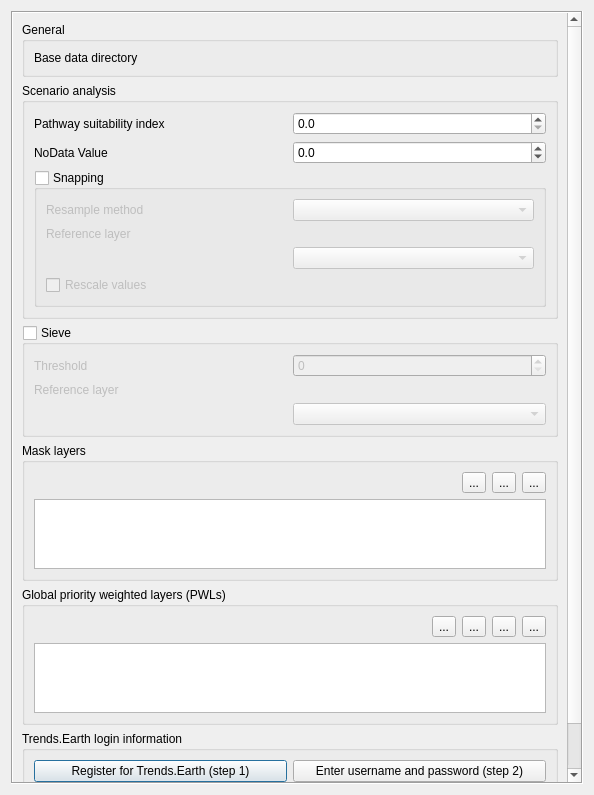
This is src/cplus_plugin/ui/cplus_settings.ui in ConservationInternational/cplus-plugin as Qt 5 draws it before an edit. The edited form follows.
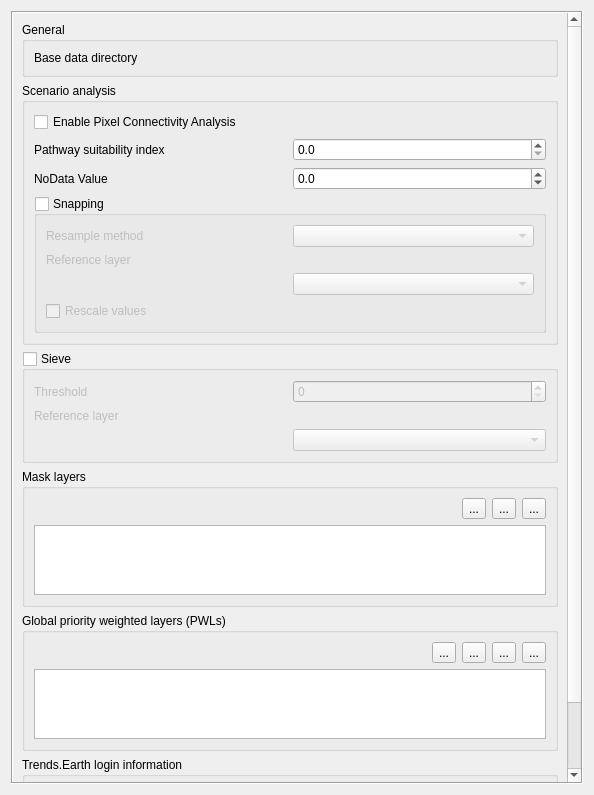
This is the edited form. Custom widgets are drawn as their Qt base class.

Commit message:
Optimize the Pixel Connectivity Algorithm (#788)
* Remove obsolete helper functions for calculating pixel connectivity

* Rewrite pixel connectivity using native qgis functions

* Rewrite pixel connectity unit tests

* Add setting for enabling pixel connectivity analysis

* Refactor the connectivity expression

* Handle sorting the global pwls table by row number, file size and data

```diff
--- a/src/cplus_plugin/ui/cplus_settings.ui
+++ b/src/cplus_plugin/ui/cplus_settings.ui
@@ -82,14 +82,21 @@
           <bool>false</bool>
          </property>
          <layout class="QGridLayout" name="gridLayout">
-          <item row="0" column="0">
+          <item row="0" column="0" colspan="2">
+            <widget class="QCheckBox" name="pixel_connectivity_enabled">
+               <property name="text">
+                <string>Enable Pixel Connectivity Analysis</string>
+               </property>
+            </widget>
+          </item>
+          <item row="1" column="0">
            <widget class="QLabel" name="lbl_suitability_index">
             <property name="text">
              <string>Pathway suitability index</string>
             </property>
            </widget>
           </item>
-          <item row="0" column="1">
+          <item row="1" column="1">
            <widget class="QDoubleSpinBox" name="suitability_index_box">
             <property name="decimals">
              <number>1</number>
@@ -102,14 +109,14 @@
             </property>
            </widget>
           </item>
-          <item row="1" column="0">
+          <item row="2" column="0">
            <widget class="QLabel" name="lbl_nodata_value">
             <property name="text">
              <string>NoData Value</string>
             </property>
            </widget>
           </item>
-          <item row="1" column="1">
+          <item row="2" column="1">
            <widget class="QDoubleSpinBox" name="nodata_value_box">
             <property name="decimals">
              <number>1</number>
@@ -125,7 +132,7 @@
             </property>
            </widget>
           </item>
-          <item row="2" column="0" colspan="2">
+          <item row="3" column="0" colspan="2">
            <widget class="QgsCollapsibleGroupBox" name="snapping_group_box">
             <property name="title">
              <string>Snapping</string>
```
The commit also changes 7 other files.
